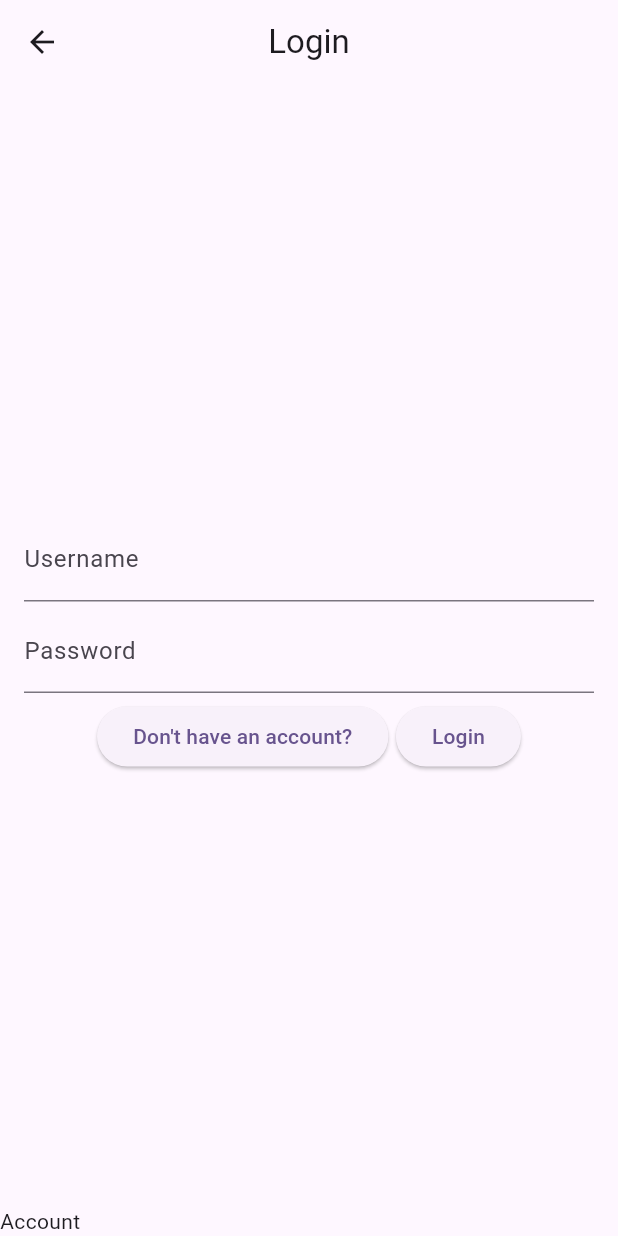
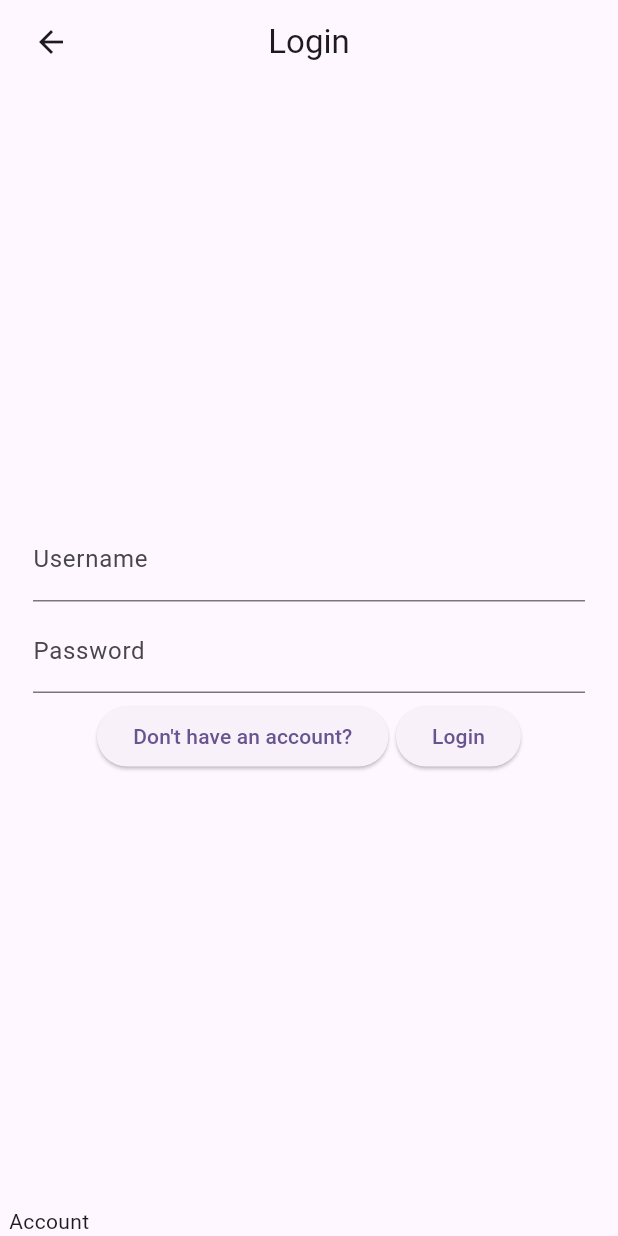
Before and after one commit to sepehrkianian09/flutter_project_sample_1, a Flutter app: the screen it shows after launch, on a phone screen of 412 x 824 dp. Run offline on Flutter 3.47's test engine with Material 3 defaults, Android fonts, the phone set to English and light mode, and no system bars; drawn by our look-alikes of flutter_form_builder; our stand-ins replace get, hive_ce_flutter; accounts and stored records are empty.

Commit message:
feat(account-page): add alignment

```diff
--- a/lib/views/account.dart
+++ b/lib/views/account.dart
@@ -14,7 +14,16 @@ class AccountPage extends StatelessWidget {
   @override
   Widget build(BuildContext context) {
     final bool hasAccount = _parseBool(Get.parameters['hasAccount']);
-    return hasAccount ? LoginPage() : RegisterPage();
+    return Scaffold(
+      body: Container(
+        alignment: Alignment.center,
+        child: Container(
+          constraints: BoxConstraints(maxWidth: 400),
+          alignment: Alignment.center,
+          child: Center(child: hasAccount ? LoginPage() : RegisterPage()),
+        ),
+      ),
+    );
   }
 }
 
```
